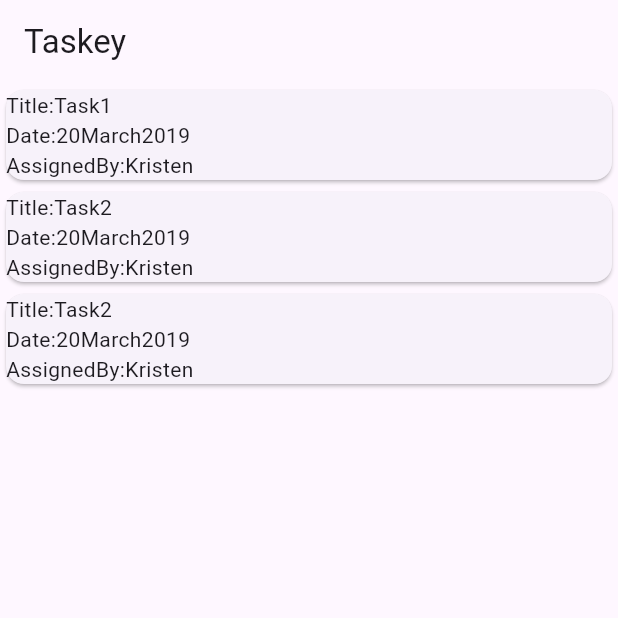
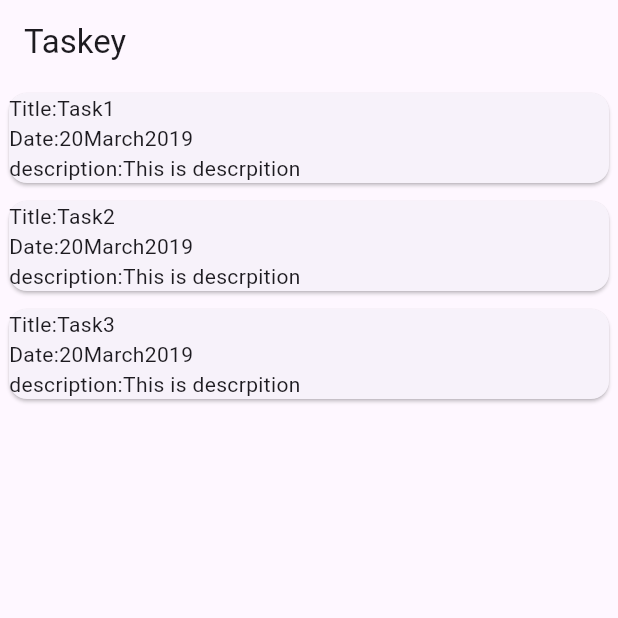
Before and after one commit to Dannysyed/TodoAppFlutter, a Flutter app: the screen it shows after launch, on a phone screen of 412 x 824 dp, the top half of it. Run offline on Flutter 3.47's test engine with Material 3 defaults, Android fonts, the phone set to English and light mode, and no system bars.

Commit message:
Giving look of todo

```diff
--- a/lib/models/todolist.dart
+++ b/lib/models/todolist.dart
@@ -1,16 +1,16 @@
 class Todolists {
   Todolists(
-      {required this.assignee,
-      required this.date,
+      {required this.date,
       required this.icon,
       required this.id,
       required this.title,
-      required this.assignedBy});
+      required this.description,
+      required this.status});
 
   final String id;
   final String title;
-  final String assignee;
   final String date;
   final String icon;
-  final String assignedBy;
+  final String description;
+  final bool status;
 }
--- a/lib/widgets/todo.dart
+++ b/lib/widgets/todo.dart
@@ -14,26 +14,26 @@ class Todo extends StatefulWidget {
 class _TodoState extends State<Todo> {
   final List<Todolists> tasks = [
     Todolists(
-        assignee: "Daniyal",
+        id: "1",
+        title: "Task1",
         date: "20March2019",
         icon: "work",
-        id: "1",
-        title: "Task1",
-        assignedBy: "Kristen"),
+        description: "This is descrpition",
+        status: true),
     Todolists(
-        assignee: "Kamil",
+        id: "2",
+        title: "Task2",
         date: "20March2019",
         icon: "work",
-        id: "2",
-        title: "Task2",
-        assignedBy: "Kristen"),
+        description: "This is descrpition",
+        status: true),
     Todolists(
-        assignee: "Kamil",
+        id: "3",
+        title: "Task3",
         date: "20March2019",
         icon: "work",
-        id: "2",
-        title: "Task2",
-        assignedBy: "Kristen")
+        description: "This is descrpition",
+        status: true),
   ];
   @override
   Widget build(BuildContext context) {
--- a/lib/widgets/todoList/todoitemm.dart
+++ b/lib/widgets/todoList/todoitemm.dart
@@ -6,18 +6,20 @@ class TodoItem extends StatelessWidget {
       required this.title,
       required this.date,
       required this.icon,
-      required this.assignee,
-      required this.assignedBy,
+      required this.description,
+      required this.status,
       required this.id});
   final String title;
   final String date;
-  final String assignee;
+  final String description;
   final String icon;
   final String id;
-  final String assignedBy;
+  final bool status;
   @override
   Widget build(BuildContext context) {
-    return Card(
+    return Padding(
+      padding: const EdgeInsets.all(2.0),
+      child: Card(
         child: Column(
           crossAxisAlignment: CrossAxisAlignment.start,
           children: [
@@ -28,9 +30,10 @@ class TodoItem extends StatelessWidget {
               children: [const Text("Date:"), Text(date)],
             ),
             Row(
-            children: [const Text("AssignedBy:"), Text(assignedBy)],
+              children: [const Text("description:"), Text(description)],
             ),
           ],
+        ),
       ),
     );
   }
--- a/lib/widgets/todoList/todolists.dart
+++ b/lib/widgets/todoList/todolists.dart
@@ -21,9 +21,9 @@ class _TodolistState extends State<Todolist> {
       itemBuilder: (context, index) => TodoItem(
         id: widget.taskData[index].id,
         title: widget.taskData[index].title,
-        assignedBy: widget.taskData[index].assignedBy,
+        description: widget.taskData[index].description,
         icon: widget.taskData[index].icon,
-        assignee: widget.taskData[index].assignee,
+        status: widget.taskData[index].status,
         date: widget.taskData[index].date,
       ),
     );
```
Lines whose indentation alone changed are shown as unchanged.
